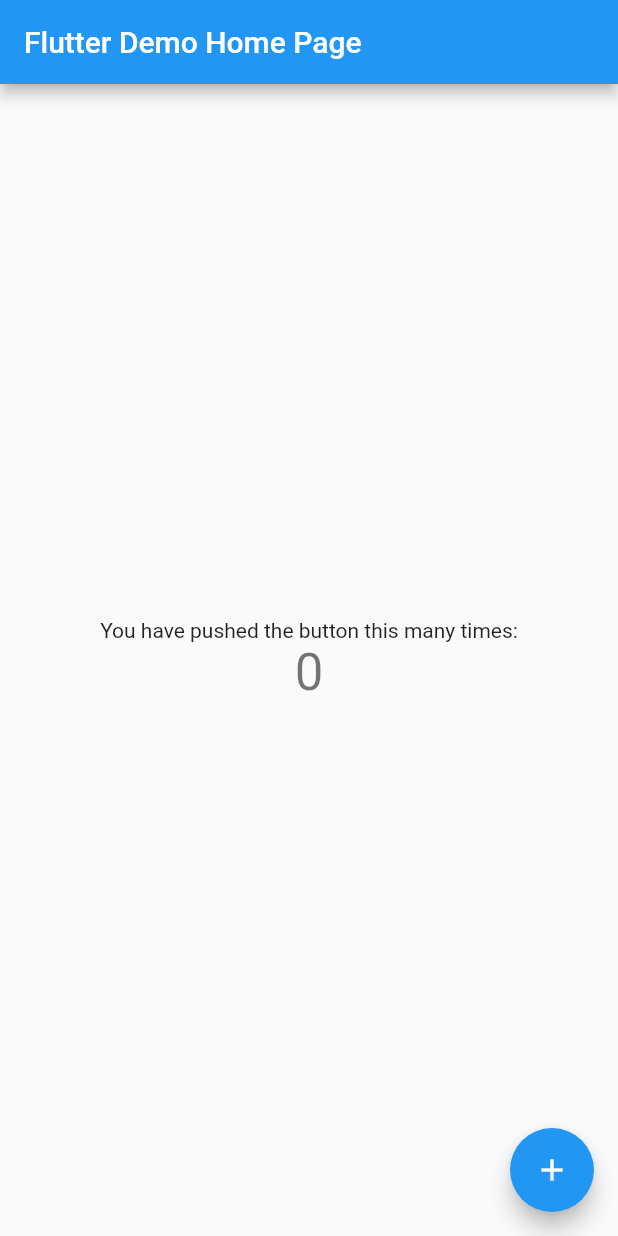
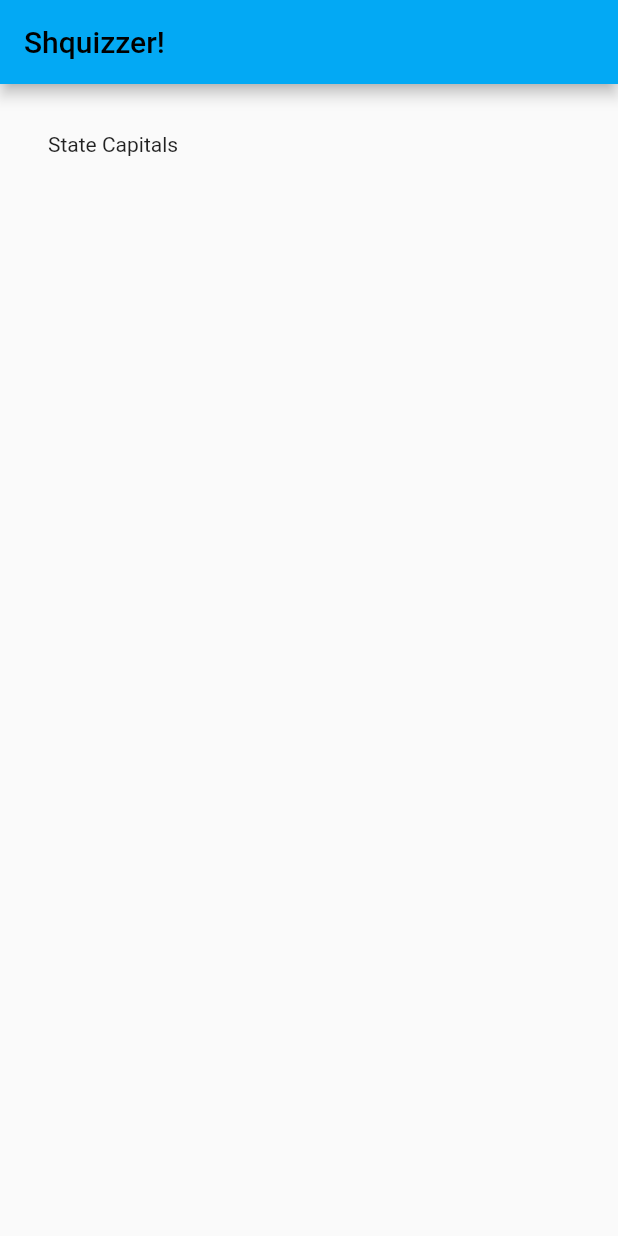
Before and after one commit to dav/Shquizzer, a Flutter app: the screen it shows after launch, on a phone screen of 412 x 824 dp. Run offline on Flutter 3.47's test engine with Material 2 defaults, Android fonts, the phone set to English and light mode, and no system bars.

Commit message:
Untested spike for rapid prototype
Hard coded quiz data just to get something working

```diff
--- a/lib/main.dart
+++ b/lib/main.dart
@@ -1,4 +1,7 @@
 import 'package:flutter/material.dart';
+import 'package:shquizzer/screens/quizzes_screen.dart';
+import 'package:shquizzer/theme/style.dart';
+import 'package:shquizzer/screens/take_quiz_screen.dart';
 
 void main() {
   runApp(const MyApp());
@@ -7,109 +10,15 @@ void main() {
 class MyApp extends StatelessWidget {
   const MyApp({Key? key}) : super(key: key);
 
-  // This widget is the root of your application.
   @override
   Widget build(BuildContext context) {
     return MaterialApp(
-      title: 'Flutter Demo',
-      theme: ThemeData(
-        // This is the theme of your application.
-        //
-        // Try running your application with "flutter run". You'll see the
-        // application has a blue toolbar. Then, without quitting the app, try
-        // changing the primarySwatch below to Colors.green and then invoke
-        // "hot reload" (press "r" in the console where you ran "flutter run",
-        // or simply save your changes to "hot reload" in a Flutter IDE).
-        // Notice that the counter didn't reset back to zero; the application
-        // is not restarted.
-        primarySwatch: Colors.blue,
-      ),
-      home: const MyHomePage(title: 'Flutter Demo Home Page'),
+      title: 'Shquizzer',
+      theme: appTheme(),
+      routes: {
+        'take_quiz': (context) => const TakeQuizScreen(),
+      },
+      home: const QuizzesScreen(title: 'Shquizzer!'),
     );
   }
 }
-
-class MyHomePage extends StatefulWidget {
-  const MyHomePage({Key? key, required this.title}) : super(key: key);
-
-  // This widget is the home page of your application. It is stateful, meaning
-  // that it has a State object (defined below) that contains fields that affect
-  // how it looks.
-
-  // This class is the configuration for the state. It holds the values (in this
-  // case the title) provided by the parent (in this case the App widget) and
-  // used by the build method of the State. Fields in a Widget subclass are
-  // always marked "final".
-
-  final String title;
-
-  @override
-  State<MyHomePage> createState() => _MyHomePageState();
-}
-
-class _MyHomePageState extends State<MyHomePage> {
-  int _counter = 0;
-
-  void _incrementCounter() {
-    setState(() {
-      // This call to setState tells the Flutter framework that something has
-      // changed in this State, which causes it to rerun the build method below
-      // so that the display can reflect the updated values. If we changed
-      // _counter without calling setState(), then the build method would not be
-      // called again, and so nothing would appear to happen.
-      _counter++;
-    });
-  }
-
-  @override
-  Widget build(BuildContext context) {
-    // This method is rerun every time setState is called, for instance as done
-    // by the _incrementCounter method above.
-    //
-    // The Flutter framework has been optimized to make rerunning build methods
-    // fast, so that you can just rebuild anything that needs updating rather
-    // than having to individually change instances of widgets.
-    return Scaffold(
-      appBar: AppBar(
-        // Here we take the value from the MyHomePage object that was created by
-        // the App.build method, and use it to set our appbar title.
-        title: Text(widget.title),
-      ),
-      body: Center(
-        // Center is a layout widget. It takes a single child and positions it
-        // in the middle of the parent.
-        child: Column(
-          // Column is also a layout widget. It takes a list of children and
-          // arranges them vertically. By default, it sizes itself to fit its
-          // children horizontally, and tries to be as tall as its parent.
-          //
-          // Invoke "debug painting" (press "p" in the console, choose the
-          // "Toggle Debug Paint" action from the Flutter Inspector in Android
-          // Studio, or the "Toggle Debug Paint" command in Visual Studio Code)
-          // to see the wireframe for each widget.
-          //
-          // Column has various properties to control how it sizes itself and
-          // how it positions its children. Here we use mainAxisAlignment to
-          // center the children vertically; the main axis here is the vertical
-          // axis because Columns are vertical (the cross axis would be
-          // horizontal).
-          mainAxisAlignment: MainAxisAlignment.center,
-          children: <Widget>[
-            const Text(
-              'You have pushed the button this many times:',
-            ),
-            Text(
-              '$_counter',
-              style: Theme.of(context).textTheme.headline4,
-            ),
-          ],
-        ),
-      ),
-      floatingActionButton: FloatingActionButton(
-        onPressed: _incrementCounter,
-        tooltip: 'Increment',
-        child: const Icon(Icons.add),
-      ), // This trailing comma makes auto-formatting nicer for build methods.
-    );
-  }
-}
--- /dev/null
+++ b/lib/models/quiz.dart
@@ -0,0 +1,11 @@
+import "package:shquizzer/models/quiz_item.dart";
+
+class Quiz {
+  String title;
+  List<QuizItem> items;
+
+  Quiz({
+    required this.title,
+    required this.items,
+  });
+}
--- /dev/null
+++ b/lib/models/quiz_item.dart
@@ -0,0 +1,48 @@
+import 'package:shquizzer/services/logger_service.dart';
+
+class QuizItem {
+  String challenge;
+  List<String> choices;
+  int correctChoiceIndex;
+  int? chosenChoiceIndex;
+
+  QuizItem({
+    required this.challenge,
+    required this.choices,
+    required this.correctChoiceIndex,
+  });
+
+  void choose(String value) {
+    LoggerService().log("Choosing $value for $challenge");
+    chosenChoiceIndex = choices.indexOf(value);
+  }
+
+  bool isCorrect() {
+    return correctChoiceIndex == chosenChoiceIndex;
+  }
+
+  String? currentChoice() {
+    if (chosenChoiceIndex == null) return null;
+
+    return choices[chosenChoiceIndex!];
+  }
+
+  void reset() {
+    chosenChoiceIndex = null;
+  }
+
+  void shuffleChoices() {
+    String correctChoice = choices[correctChoiceIndex];
+    choices.shuffle();
+    correctChoiceIndex = choices.indexOf(correctChoice);
+  }
+
+  @override
+  String toString() {
+    if (chosenChoiceIndex != null) {
+      return "$challenge: ${currentChoice()}; ${isCorrect()}";
+    } else {
+      return "$challenge: NO ANSWER";
+    }
+  }
+}
--- /dev/null
+++ b/lib/screens/quizzes_screen.dart
@@ -0,0 +1,88 @@
+import 'dart:math';
+
+import 'package:flutter/material.dart';
+import 'package:flutter/painting.dart';
+import 'package:shquizzer/models/quiz.dart';
+import 'package:shquizzer/models/quiz_item.dart';
+import 'package:shquizzer/services/quiz_data_service.dart';
+
+class QuizzesScreen extends StatefulWidget {
+  final String title;
+
+  const QuizzesScreen({Key? key, required this.title}) : super(key: key);
+
+  @override
+  State<QuizzesScreen> createState() => _QuizzesScreenState();
+}
+
+class _QuizzesScreenState extends State<QuizzesScreen> {
+  late List<Quiz> _quizzes;
+
+  @override
+  void initState() {
+    super.initState();
+
+    Quiz stateCapitalQuiz = _loadStateCapitalQuiz();
+    _quizzes = [stateCapitalQuiz];
+  }
+
+  @override
+  Widget build(BuildContext context) {
+    return Scaffold(
+      appBar: AppBar(title: Text(widget.title), actions: const <Widget>[]),
+      body: ListView.builder(
+          padding: const EdgeInsets.all(16.0),
+          itemCount: _quizzes.length,
+          itemBuilder: (context, i) {
+            Quiz quiz = _quizzes.elementAt(i);
+            return ListTile(
+                leading: Text(quiz.title), onTap: () => _takeQuiz(quiz));
+          }),
+    );
+  }
+
+  void _takeQuiz(Quiz quiz) {
+    Navigator.of(context).pushNamed(
+      "take_quiz",
+      arguments: <String, dynamic>{
+        'quiz': quiz,
+      },
+    );
+  }
+
+  Quiz _loadStateCapitalQuiz() {
+    Map<String, String> _stateCapitalMap = {};
+    QuizDataService().stateCapitals().forEach((row) {
+      String state = row[0];
+      String capital = row[1];
+      _stateCapitalMap[state] = capital;
+    });
+
+    var states = _stateCapitalMap.keys;
+
+    List<QuizItem> _quizItems = [];
+    var numChoices = 4;
+
+    final _random = Random();
+
+    for (var state in states) {
+      String correctCapital = _stateCapitalMap[state]!;
+      List<String> choices = [correctCapital];
+
+      List<String> capitals = _stateCapitalMap.values.toList();
+      capitals.remove(correctCapital);
+
+      for (var i = 1; i < numChoices; i++) {
+        String otherCapital = capitals[_random.nextInt(capitals.length)];
+        capitals.remove(otherCapital);
+        choices.add(otherCapital);
+      }
+
+      _quizItems.add(
+          QuizItem(challenge: state, choices: choices, correctChoiceIndex: 0)
+            ..shuffleChoices());
+    }
+
+    return Quiz(title: "State Capitals", items: _quizItems);
+  }
+}
--- /dev/null
+++ b/lib/services/quiz_data_service.dart
@@ -0,0 +1,56 @@
+class QuizDataService {
+  List<List<String>> stateCapitals() {
+    return [
+      ['Alabama', 'Montgomery'],
+      ['Alaska', 'Juneau'],
+      ['Arizona', 'Phoenix'],
+      ['Arkansas', 'Little Rock'],
+      ['California', 'Sacramento'],
+      ['Colorado', 'Denver'],
+      ['Connecticut', 'Hartford'],
+      ['Delaware', 'Dover'],
+      ['Hawaii', 'Honolulu'],
+      ['Florida', 'Tallahassee'],
+      ['Georgia', 'Atlanta'],
+      ['Idaho', 'Boise'],
+      ['Illinois', 'Springfield'],
+      ['Indiana', 'Indianapolis'],
+      ['Iowa', 'Des Moines'],
+      ['Kansas', 'Topeka'],
+      ['Kentucky', 'Frankfort'],
+      ['Louisiana', 'Baton Rouge'],
+      ['Maine', 'Augusta'],
+      ['Maryland', 'Annapolis'],
+      ['Massachusetts', 'Boston'],
+      ['Michigan', 'Lansing'],
+      ['Minnesota', 'St. Paul'],
+      ['Mississippi', 'Jackson'],
+      ['Missouri', 'Jefferson City'],
+      ['Montana', 'Helena'],
+      ['Nebraska', 'Lincoln'],
+      ['Nevada', 'Carson City'],
+      ['New Hampshire', 'Concord'],
+      ['New Jersey', 'Trenton'],
+      ['New Mexico', 'Santa Fe'],
+      ['North Carolina', 'Raleigh'],
+      ['North Dakota', 'Bismarck'],
+      ['New York', 'Albany'],
+      ['Ohio', 'Columbus'],
+      ['Oklahoma', 'Oklahoma City'],
+      ['Oregon', 'Salem'],
+      ['Pennsylvania', 'Harrisburg'],
+      ['Rhode Island', 'Providence'],
+      ['South Carolina', 'Columbia'],
+      ['South Dakota', 'Pierre'],
+      ['Tennessee', 'Nashville'],
+      ['Texas', 'Austin'],
+      ['Utah', 'Salt Lake City'],
+      ['Vermont', 'Montpelier'],
+      ['Virginia', 'Richmond'],
+      ['Washington', 'Olympia'],
+      ['West Virginia', 'Charleston'],
+      ['Wisconsin', 'Madison'],
+      ['Wyoming', 'Cheyenne'],
+    ];
+  }
+}
--- /dev/null
+++ b/lib/theme/style.dart
@@ -0,0 +1,24 @@
+import 'package:flutter/material.dart';
+
+ThemeData appTheme() {
+  return ThemeData(
+    // This is the theme of your application.
+    //
+    // Try running your application with "flutter run". You'll see the
+    // application has a blue toolbar. Then, without quitting the app, try
+    // changing the primarySwatch below to Colors.green and then invoke
+    // "hot reload" (press "r" in the console where you ran "flutter run",
+    // or simply save your changes to "hot reload" in a Flutter IDE).
+    // Notice that the counter didn't reset back to zero; the application
+    // is not restarted.
+    primarySwatch: Colors.lightBlue,
+    // primaryColor: Colors.white,
+    // accentColor: Colors.orange,
+    // hintColor: Colors.white,
+    // dividerColor: Colors.white,
+    // buttonColor: Colors.white,
+    // scaffoldBackgroundColor: Colors.black,
+    // canvasColor: Colors.black,
+    disabledColor: const Color(0xFFEEEEEE),
+  );
+}
```
Also changed, not shown: lib/components/quiz_item_widget.dart (added, +83 -0 lines), lib/screens/take_quiz_screen.dart (added, +135 -0 lines), lib/services/logger_service.dart (added, +27 -0 lines).
